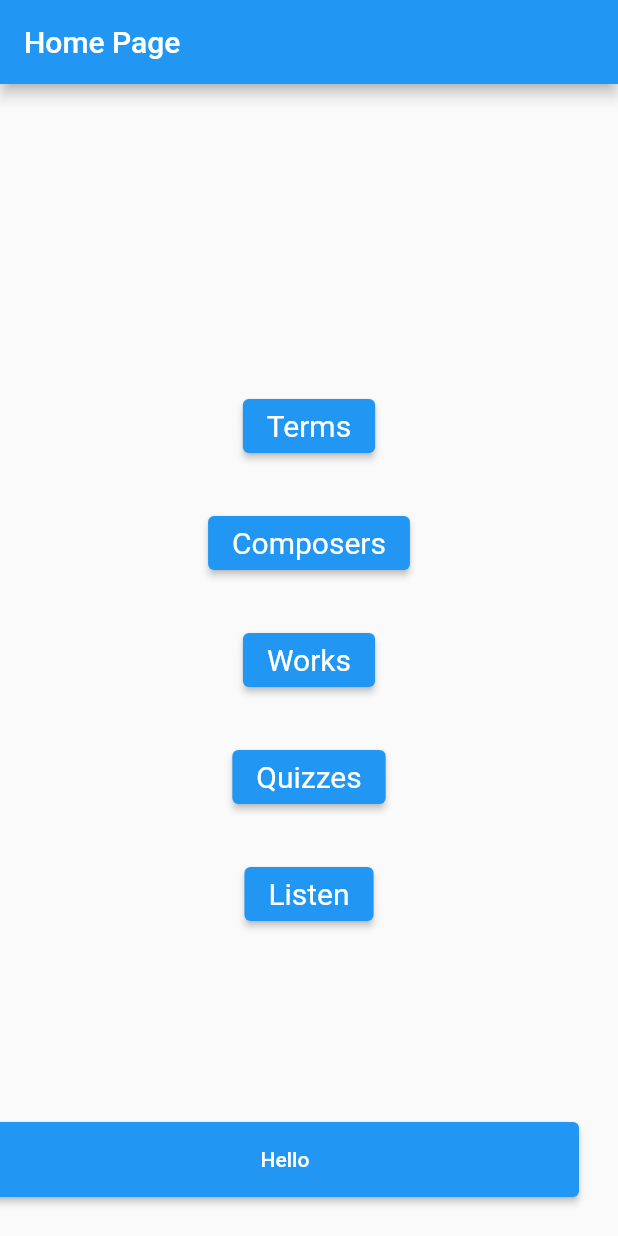
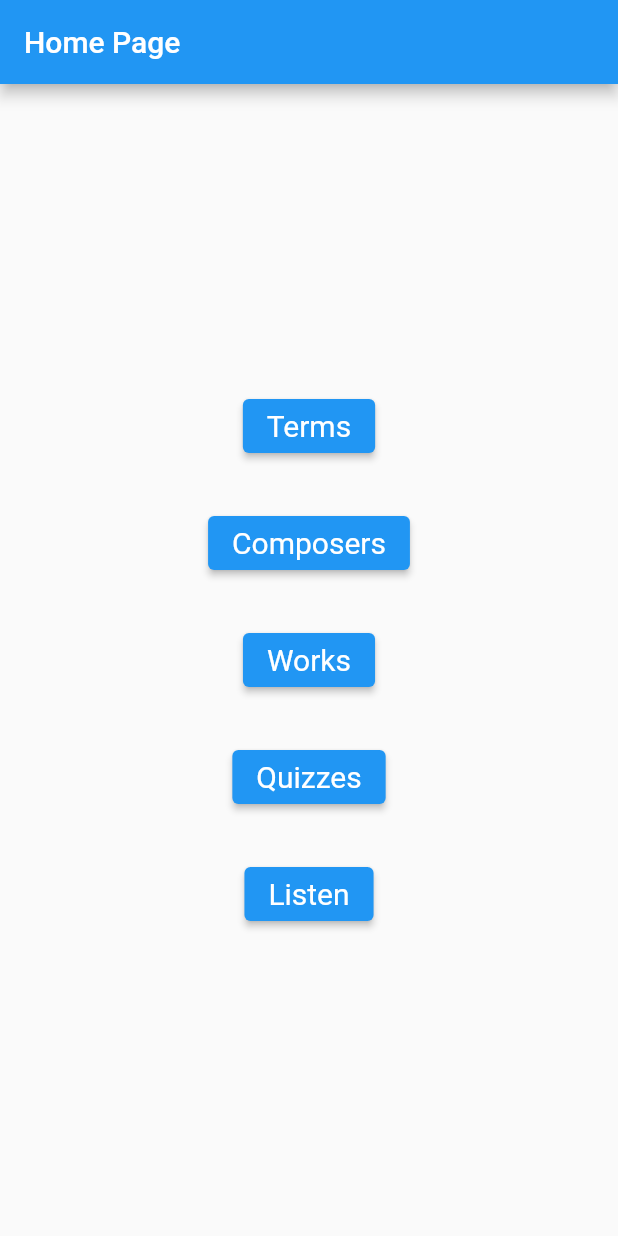
Before and after one commit to Alex-Laney/JuniorDesign2329, a Flutter app: the screen it shows after launch, on a phone screen of 412 x 824 dp. Run offline on Flutter 3.47's test engine with Material 2 defaults, Android fonts, the phone set to English and light mode, and no system bars.

Commit message:
Revert "Import flutter_speed_dial package"
This reverts commit ac8305bce99f02d404128cb5950838fec81a7057.

```diff
--- a/lib/main.dart
+++ b/lib/main.dart
@@ -3,7 +3,6 @@ import '/Musical-Terms/Musical-Terms.dart';
 import '/Composers/Composers.dart';
 import '/Musical-Works/Musical-Works.dart';
 import '/Quizzes/Quizzes.dart';
-import 'package:flutter_speed_dial/flutter_speed_dial.dart';
 
 void main() {
   runApp(
@@ -83,20 +82,7 @@ class MainScreen extends StatelessWidget {
               ),
             ],
           ),
-        ),
-        floatingActionButtonLocation:
-          FloatingActionButtonLocation.endFloat,
-      floatingActionButton: Container(
-        height: 50,
-        margin: const EdgeInsets.all(10),
-        child: ElevatedButton(
-          onPressed: () {},
-          child: const Center(
-            child: Text('Hello'),
-        ),
-        )
-      ),
-    );
+        ));
   }
 }
 
```
